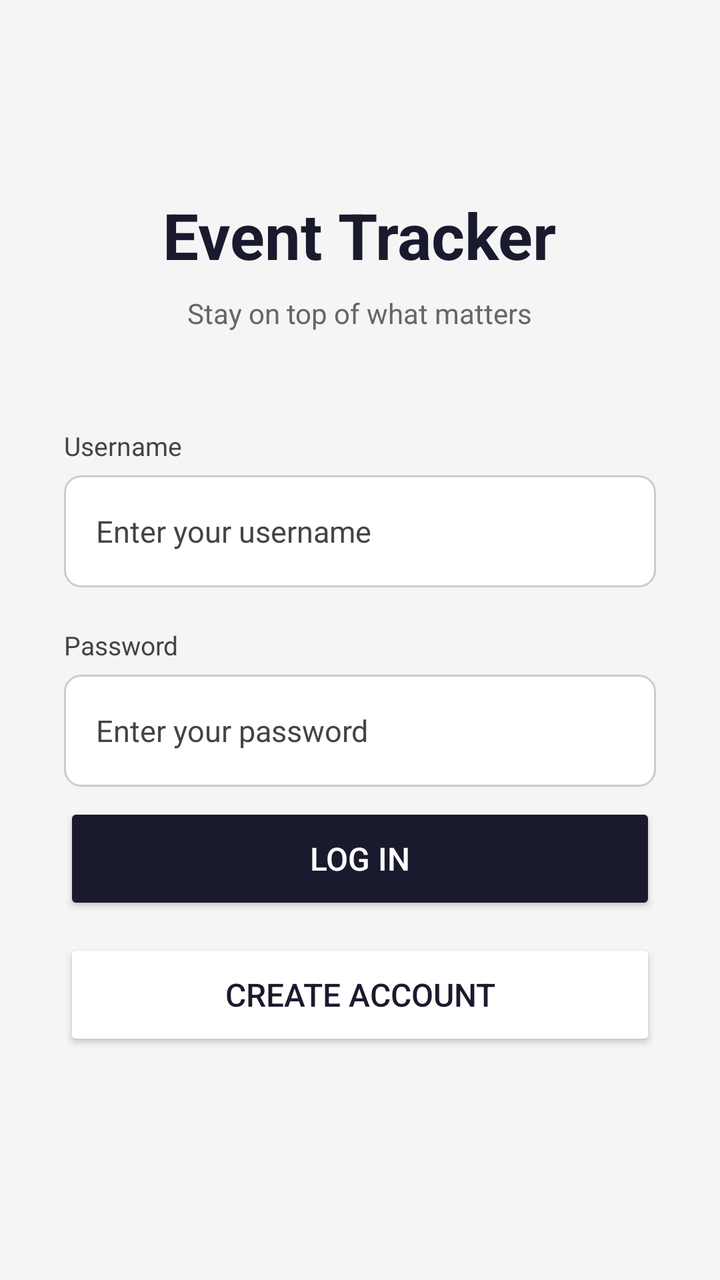
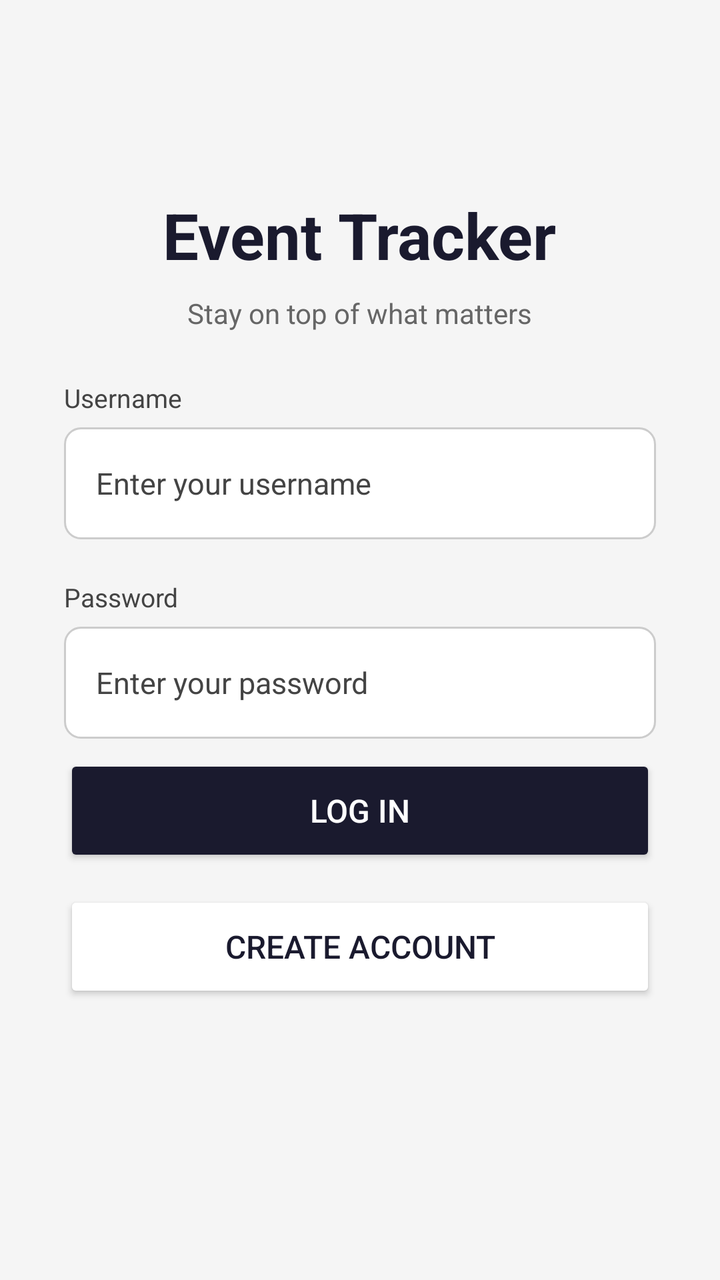

Screens rendered from an Android XML layout before and after an edit, with the pre-edit source and the edit as a unified diff.
<!-- AndroidManifest.xml: application theme Theme.MyApplication -->
<!-- res/layout/activity_login.xml -->
<?xml version="1.0" encoding="utf-8"?>
<ScrollView xmlns:android="http://schemas.android.com/apk/res/android"
    android:layout_width="match_parent"
    android:layout_height="match_parent"
    android:background="?attr/colorPrimary">

    <LinearLayout
        android:layout_width="match_parent"
        android:layout_height="wrap_content"
        android:orientation="vertical"
        android:padding="32dp"
        android:gravity="center_horizontal">

        
        <TextView
            android:layout_width="wrap_content"
            android:layout_height="wrap_content"
            android:text="@string/app_name"
            android:textSize="32sp"
            android:textStyle="bold"
            android:textColor="?android:attr/textColorPrimary"
            android:layout_marginTop="64dp"
            android:layout_marginBottom="8dp"/>

        <TextView
            android:layout_width="wrap_content"
            android:layout_height="wrap_content"
            android:text="@string/slogan"
            android:textSize="14sp"
            android:textColor="?android:attr/textColorSecondary"
            android:layout_marginBottom="48dp"/>

        
        <TextView
            android:layout_width="match_parent"
            android:layout_height="wrap_content"
            android:text="@string/username_field"
            android:textSize="13sp"
            android:textColor="?android:attr/textColorHint"
            android:layout_marginBottom="6dp"/>

        <EditText
            android:id="@+id/editTextUsername"
            android:layout_width="match_parent"
            android:layout_height="56dp"
            android:hint="@string/username_hint"
            android:inputType="text"
            android:background="@drawable/input_background"
            android:paddingStart="16dp"
            android:paddingEnd="16dp"
            android:textSize="15sp"
            android:layout_marginBottom="20dp"/>

        
        <TextView
            android:layout_width="match_parent"
            android:layout_height="wrap_content"
            android:text="@string/password_field"
            android:textSize="13sp"
            android:textColor="?android:attr/textColorHint"
            android:layout_marginBottom="6dp"/>

        <EditText
            android:id="@+id/editTextPassword"
            android:layout_width="match_parent"
            android:layout_height="56dp"
            android:hint="@string/password_hint"
            android:inputType="textPassword"
            android:background="@drawable/input_background"
            android:paddingStart="16dp"
            android:paddingEnd="16dp"
            android:textSize="15sp"
            android:layout_marginBottom="8dp"/>

        
        <TextView
            android:id="@+id/labelEmail"
            android:layout_width="match_parent"
            android:layout_height="wrap_content"
            android:text="@string/email_field"
            android:textSize="13sp"
            android:textColor="?android:attr/textColorHint"
            android:layout_marginBottom="6dp"
            android:visibility="gone"/>

        <EditText
            android:id="@+id/editTextEmail"
            android:layout_width="match_parent"
            android:layout_height="56dp"
            android:hint="@string/email_hint"
            android:inputType="textEmailAddress"
            android:background="@drawable/input_background"
            android:paddingStart="16dp"
            android:paddingEnd="16dp"
            android:textSize="15sp"
            android:layout_marginBottom="8dp"
            android:visibility="gone"/>

        
        <TextView
            android:id="@+id/textViewError"
            android:layout_width="match_parent"
            android:layout_height="wrap_content"
            android:text=""
            android:textColor="?attr/colorError"
            android:textSize="13sp"
            android:layout_marginBottom="16dp"
            android:visibility="gone"/>

        
        <Button
            android:id="@+id/buttonLogin"
            android:layout_width="match_parent"
            android:layout_height="56dp"
            android:text="@string/login_button"
            android:textSize="16sp"
            android:textColor="?attr/colorOnSecondary"
            android:backgroundTint="?attr/colorSecondary"
            android:layout_marginBottom="12dp"/>

        
        <Button
            android:id="@+id/buttonSignup"
            android:layout_width="match_parent"
            android:layout_height="56dp"
            android:text="@string/signup_button"
            android:textSize="16sp"
            android:textColor="?attr/colorOnPrimary"
            android:backgroundTint="?attr/colorPrimaryVariant"
            android:strokeColor="?android:attr/textColorPrimary"
            android:layout_marginBottom="12dp"/>

    </LinearLayout>

</ScrollView>
<!-- resources referenced by this layout -->
<resources>
  <!-- drawable input_background (drawable) -->
  <?xml version="1.0" encoding="utf-8"?>
  <shape xmlns:android="http://schemas.android.com/apk/res/android"
      android:shape="rectangle">
      <solid android:color="#FFFFFF"/>
      <stroke android:width="1dp" android:color="#CCCCCC"/>
      <corners android:radius="8dp"/>
  </shape>
  <string name="app_name">Event Tracker</string>
  <string name="email_field">Email</string>
  <string name="email_hint">Enter your email</string>
  <string name="login_button">Log In</string>
  <string name="password_field">Password</string>
  <string name="password_hint">Enter your password</string>
  <string name="signup_button">Create Account</string>
  <string name="slogan">Stay on top of what matters</string>
  <string name="username_field">Username</string>
  <string name="username_hint">Enter your username</string>
  <style name="Theme.MyApplication" parent="Theme.MaterialComponents.DayNight.NoActionBar">
          <item name="colorPrimary">#F5F5F5</item>
          <item name="colorPrimaryVariant">#FFFFFF</item>
          <item name="colorOnPrimary">#1A1A2E</item>
          <item name="colorSecondary">#1A1A2E</item>
          <item name="colorOnSecondary">#FFFFFF</item>
          <item name="colorError">#D32F2F</item>
          <item name="android:textColorPrimary">#1A1A2E</item>
          <item name="android:textColorSecondary">#666666</item>
          <item name="android:textColorHint">#444444</item>
          <item name="android:windowLightStatusBar">true</item>
      </style>
</resources>

<!-- the commit's change to res/layout/activity_login.xml (unified diff, before → after) -->
@@ -28,7 +28,7 @@
             android:text="@string/slogan"
             android:textSize="14sp"
             android:textColor="?android:attr/textColorSecondary"
-            android:layout_marginBottom="48dp"/>
+            android:layout_marginBottom="24dp"/>
 
         
         <TextView
